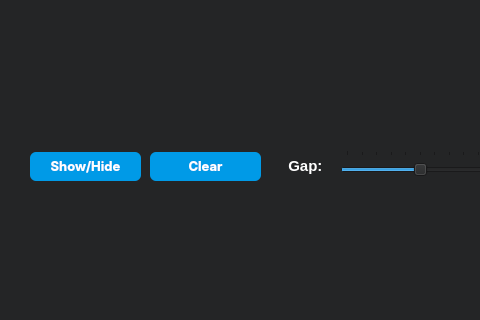
First picture: the form in UI/channel_viewer.ui, repository yasmine-msg79/Signal-Viewer, before the edit; both pictures show x 0 to 480 and y 240 to 560 of the 773 by 663 pixel window.
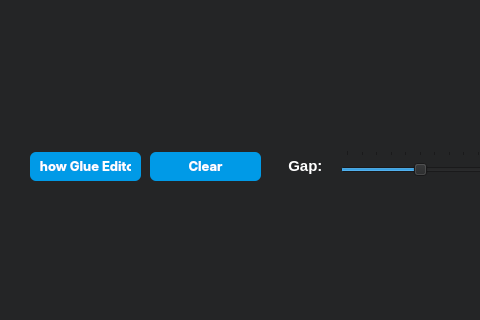
Second picture: the form after the edit.

Patch:
```diff
--- a/UI/channel_viewer.ui
+++ b/UI/channel_viewer.ui
@@ -259,7 +259,7 @@
 </string>
    </property>
    <property name="text">
-    <string>Show/Hide</string>
+    <string>Show Glue Editor</string>
    </property>
    <property name="checkable">
     <bool>true</bool>
```
Left out of the diff: 4 changed lines with no effect on the pictures.
